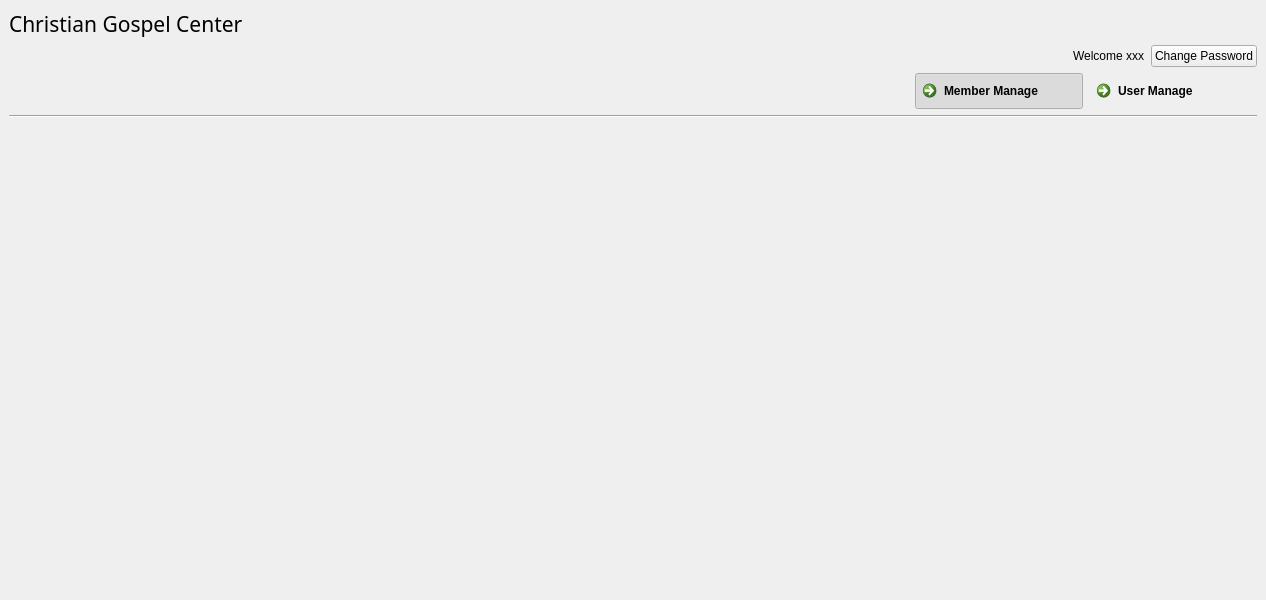
samwellzuk/regbook, file regbclt/ui/MainWnd.ui: the form before one commit.
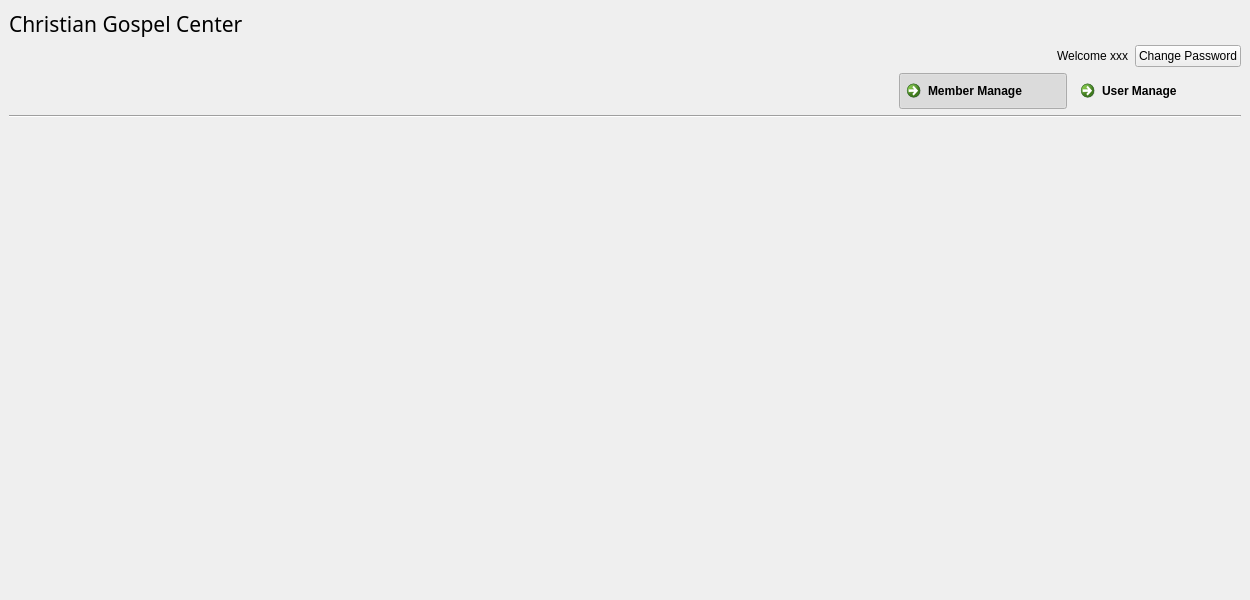
The form after the commit. Icons and pictures are not drawn.

```diff
--- a/regbclt/ui/MainWnd.ui
+++ b/regbclt/ui/MainWnd.ui
@@ -6,7 +6,7 @@
    <rect>
     <x>0</x>
     <y>0</y>
-    <width>1266</width>
+    <width>1250</width>
     <height>600</height>
    </rect>
   </property>
```
